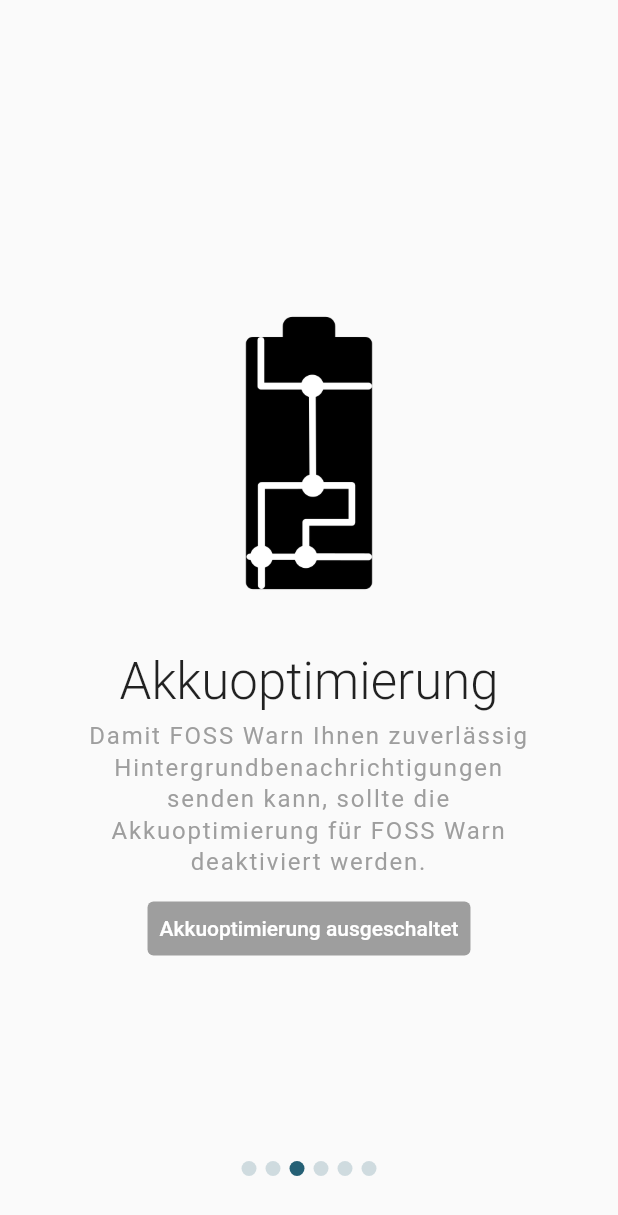
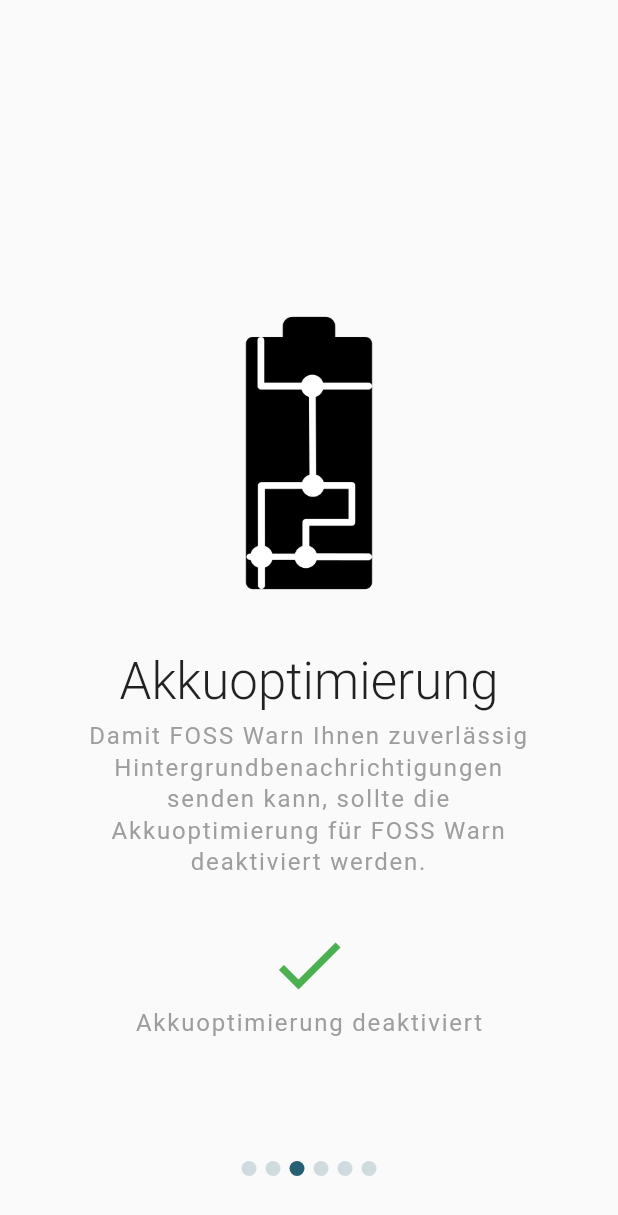
Before and after one commit to nucleus-ffm/foss_warn, a Flutter app: the screen it shows after launch, swiped to page 3, on a phone screen of 412 x 824 dp. Shown: the top 1215 px of the screen. Run offline on Flutter 3.47's test engine with Material 2 defaults, Android fonts, the phone set to English and light mode, and no system bars; our stand-ins replace flutter_local_notifications, rxdart, share_plus, shared_preferences; missing offline and left inert: android_alarm_manager_plus, app_settings, shared_preferences_android.

Commit message:
display a check mark if battery optimization is disabled

```diff
--- a/lib/views/WelcomeView.dart
+++ b/lib/views/WelcomeView.dart
@@ -140,7 +140,7 @@ class _WelcomeViewState extends State<WelcomeView> with WidgetsBindingObserver {
                         textAlign: TextAlign.center,
                       ),
                       SizedBox(
-                        height: 10,
+                        height: 30,
                       ),
                       _buildActionButtons(item.action)
                     ],
@@ -164,21 +164,33 @@ class _WelcomeViewState extends State<WelcomeView> with WidgetsBindingObserver {
                   if (snapshot.connectionState == ConnectionState.done) {
                     if (snapshot.hasData) {
                       final bool batteryOptimizationEnabled = snapshot.data!;
-                      return TextButton(
-                        onPressed: batteryOptimizationEnabled
-                            ? () => _showIgnoreBatteryOptimizationDialog()
-                            : null,
-                        child: Text(
-                          batteryOptimizationEnabled
-                              ? "Akkuoptimerung ausschalten"
-                              : "Akkuoptimierung ausgeschaltet",
-                          style: TextStyle(color: Colors.white),
-                        ),
-                        style: TextButton.styleFrom(
-                            backgroundColor: batteryOptimizationEnabled
-                                ? Colors.blue
-                                : Colors.grey),
-                      );
+                      return batteryOptimizationEnabled
+                          ? TextButton(
+                              onPressed: () =>
+                                  _showIgnoreBatteryOptimizationDialog(),
+                              child: Text(
+                                "Akkuoptimerung ausschalten",
+                                style: TextStyle(color: Colors.white),
+                              ),
+                              style: TextButton.styleFrom(
+                                  backgroundColor: Colors.blue),
+                            )
+                          : Column(
+                              children: [
+                                Icon(
+                                  Icons.check,
+                                  size: 56,
+                                  color: Colors.green,
+                                ),
+                                Text("Akkuoptimierung deaktiviert",
+                                style:  TextStyle(
+                                    color: Colors.grey,
+                                    letterSpacing: 1.2,
+                                    fontSize: 16.0,
+                                    height: 1.3),
+                                )
+                              ],
+                            );
                     } else {
                       print(
                           "Error getting battery optimization status: ${snapshot.error}");
```
